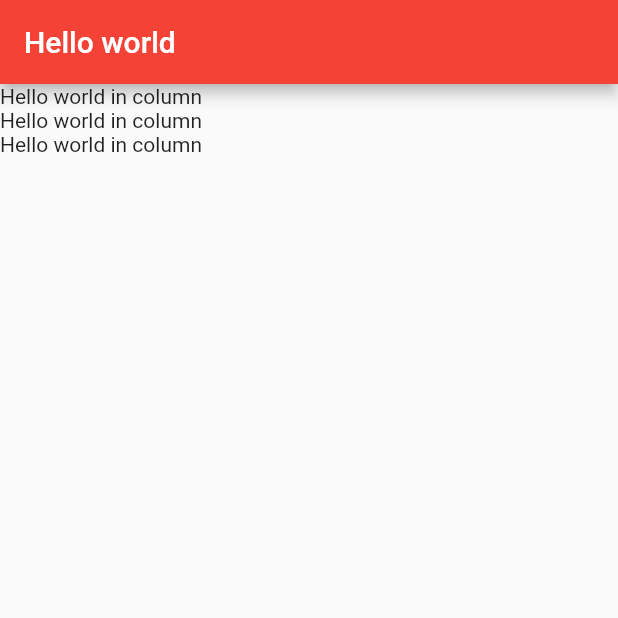
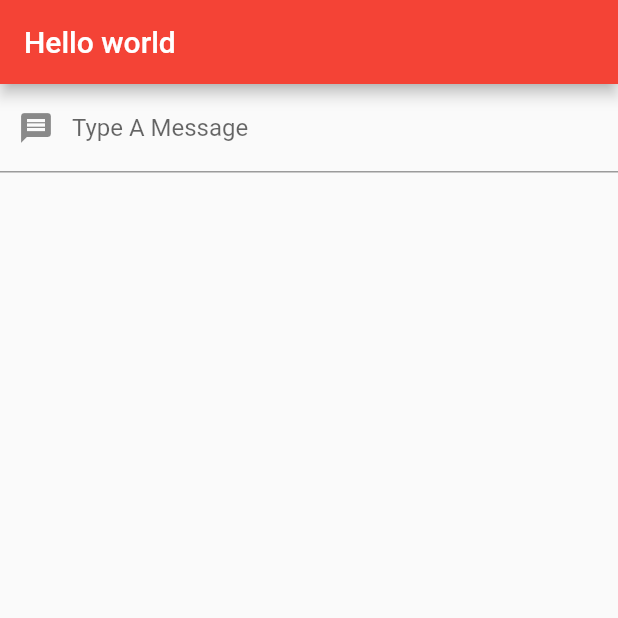
Before and after one commit to zherwig/Flutter_Tech_With_Time_Tutorial, a Flutter app: the screen it shows after launch, on a phone screen of 412 x 824 dp, the top half of it. Run offline on Flutter 3.47's test engine with Material 2 defaults, Android fonts, the phone set to English and light mode, and no system bars.

Commit message:
Basic text input field

```diff
--- a/lib/main.dart
+++ b/lib/main.dart
@@ -29,15 +29,23 @@ class MyHomePage extends StatelessWidget {
     return Scaffold(
         appBar: AppBar(title: Text("Hello world")),
         //making body a column and inside it a list of widgets
-        body: Column(
-          children: <Widget>[TestWidget(), TestWidget(), TestWidget()],
-        ));
+        body: TextInputWidget());
   }
 }
 
-class TestWidget extends StatelessWidget {
+// Main widget
+class TextInputWidget extends StatefulWidget {
+  @override
+  _TextInputWidgetState createState() => _TextInputWidgetState();
+}
+
+//Responisble for state
+class _TextInputWidgetState extends State<TextInputWidget> {
   @override
   Widget build(BuildContext context) {
-    return Text("Hello world in column");
+    return TextField(
+      decoration: InputDecoration(
+          prefixIcon: Icon(Icons.message), labelText: "Type A Message"),
+    );
   }
 }
```
